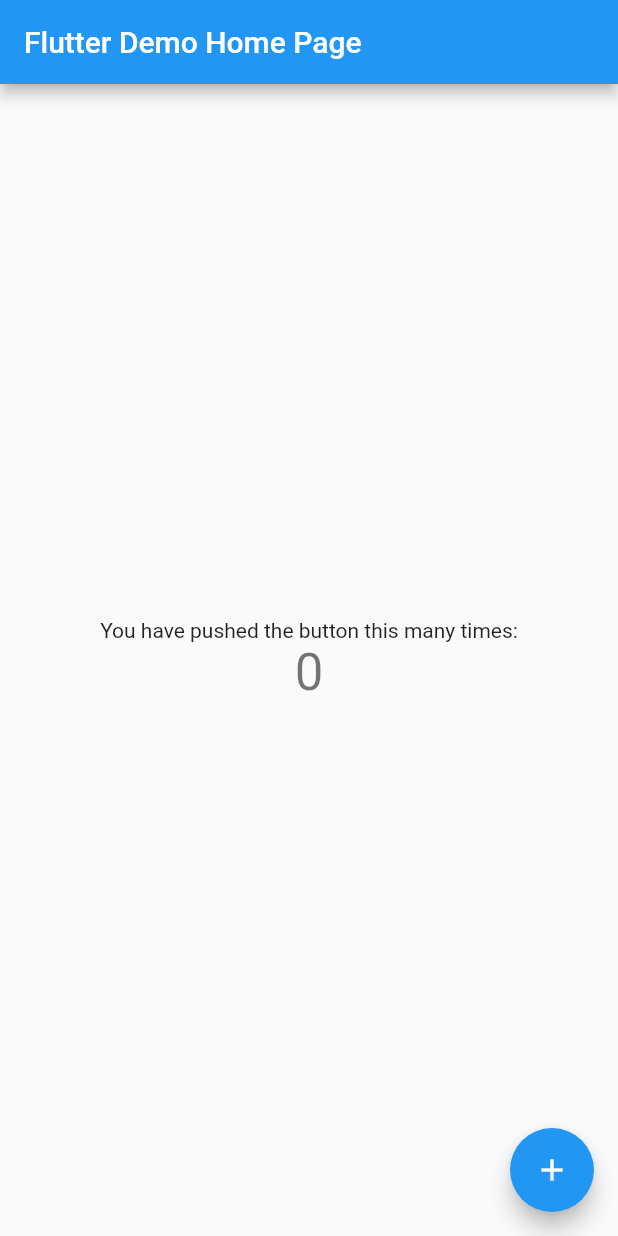
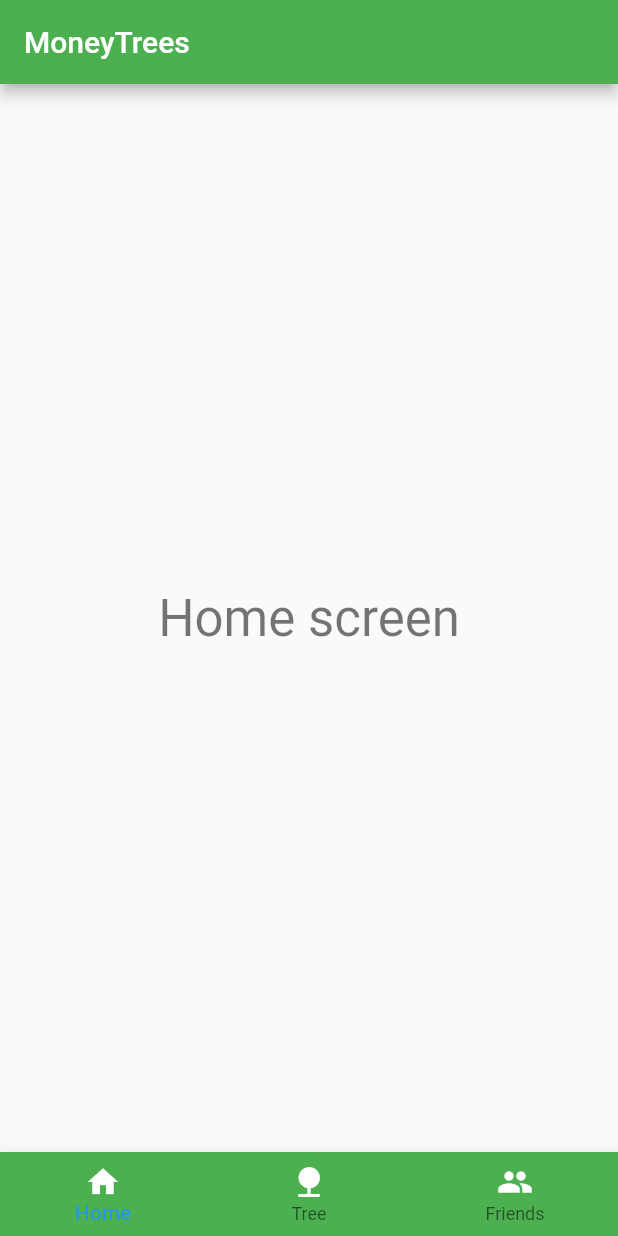
Before and after one commit to lgeng12/hacktj_2019, a Flutter app: the screen it shows after launch, on a phone screen of 412 x 824 dp. Run offline on Flutter 3.47's test engine with Material 2 defaults, Android fonts, the light colour scheme and no system bars.

Commit message:
navigation bar

```diff
--- /dev/null
+++ b/lib/friends.dart
@@ -0,0 +1,23 @@
+import 'package:flutter/cupertino.dart';
+import 'package:flutter/material.dart';
+
+class Friends extends StatelessWidget {
+  Friends(this.listType);
+  final String listType;
+  @override
+  Widget build(BuildContext context) {
+    return new Scaffold(
+      body: new Center(
+        child: new Column(
+          mainAxisAlignment: MainAxisAlignment.center,
+          children: <Widget>[
+            new Text(
+              listType,
+              style: Theme.of(context).textTheme.display1,
+            ),
+          ],
+        ),
+      ),
+    );
+  }
+}
--- /dev/null
+++ b/lib/home.dart
@@ -0,0 +1,23 @@
+import 'package:flutter/cupertino.dart';
+import 'package:flutter/material.dart';
+
+class Home extends StatelessWidget {
+  Home(this.listType);
+  final String listType;
+  @override
+  Widget build(BuildContext context) {
+    return new Scaffold(
+      body: new Center(
+        child: new Column(
+          mainAxisAlignment: MainAxisAlignment.center,
+          children: <Widget>[
+            new Text(
+              listType,
+              style: Theme.of(context).textTheme.display1,
+            ),
+          ],
+        ),
+      ),
+    );
+  }
+}
--- a/lib/main.dart
+++ b/lib/main.dart
@@ -1,111 +1,121 @@
 import 'package:flutter/material.dart';
+import 'package:hacktj_2019/home.dart';
+import 'package:hacktj_2019/tree.dart';
+import 'package:hacktj_2019/friends.dart';
 
 void main() => runApp(MyApp());
 
 class MyApp extends StatelessWidget {
-  // This widget is the root of your application.
   @override
   Widget build(BuildContext context) {
     return MaterialApp(
-      title: 'Flutter Demo',
-      theme: ThemeData(
-        // This is the theme of your application.
-        //
-        // Try running your application with "flutter run". You'll see the
-        // application has a blue toolbar. Then, without quitting the app, try
-        // changing the primarySwatch below to Colors.green and then invoke
-        // "hot reload" (press "r" in the console where you ran "flutter run",
-        // or simply save your changes to "hot reload" in a Flutter IDE).
-        // Notice that the counter didn't reset back to zero; the application
-        // is not restarted.
-        primarySwatch: Colors.blue,
+      title: 'MoneyTrees',
+      theme: new ThemeData(
+        primaryColor: Colors.green,
       ),
-      home: MyHomePage(title: 'Flutter Demo Home Page'),
+      home: MoneyTrees(title: "MoneyTrees"),
     );
   }
 }
 
-class MyHomePage extends StatefulWidget {
-  MyHomePage({Key key, this.title}) : super(key: key);
-
-  // This widget is the home page of your application. It is stateful, meaning
-  // that it has a State object (defined below) that contains fields that affect
-  // how it looks.
-
-  // This class is the configuration for the state. It holds the values (in this
-  // case the title) provided by the parent (in this case the App widget) and
-  // used by the build method of the State. Fields in a Widget subclass are
-  // always marked "final".
-
-  final String title;
+class MoneyTreesState extends State<MoneyTrees> {
+  PageController _pageController;
+  int _page = 0;
 
   @override
-  _MyHomePageState createState() => _MyHomePageState();
-}
+  void initState() {
+    super.initState();
+    _pageController = new PageController();
+  }
 
-class _MyHomePageState extends State<MyHomePage> {
-  int _counter = 0;
+  void dispose() {
+    super.dispose();
+    _pageController.dispose();
+  }
 
-  void _incrementCounter() {
+  void navigationTapped(int page) {
+    // Animating to the page.
+    // You can use whatever duration and curve you like
+    _pageController.animateToPage(page,
+        duration: const Duration(milliseconds: 200), curve: Curves.ease);
+  }
+
+  void onPageChanged(int page) {
     setState(() {
-      // This call to setState tells the Flutter framework that something has
-      // changed in this State, which causes it to rerun the build method below
-      // so that the display can reflect the updated values. If we changed
-      // _counter without calling setState(), then the build method would not be
-      // called again, and so nothing would appear to happen.
-      _counter++;
+      this._page = page;
     });
   }
 
   @override
   Widget build(BuildContext context) {
-    // This method is rerun every time setState is called, for instance as done
-    // by the _incrementCounter method above.
-    //
-    // The Flutter framework has been optimized to make rerunning build methods
-    // fast, so that you can just rebuild anything that needs updating rather
-    // than having to individually change instances of widgets.
-    return Scaffold(
-      appBar: AppBar(
-        // Here we take the value from the MyHomePage object that was created by
-        // the App.build method, and use it to set our appbar title.
-        title: Text(widget.title),
-      ),
-      body: Center(
-        // Center is a layout widget. It takes a single child and positions it
-        // in the middle of the parent.
-        child: Column(
-          // Column is also layout widget. It takes a list of children and
-          // arranges them vertically. By default, it sizes itself to fit its
-          // children horizontally, and tries to be as tall as its parent.
-          //
-          // Invoke "debug painting" (press "p" in the console, choose the
-          // "Toggle Debug Paint" action from the Flutter Inspector in Android
-          // Studio, or the "Toggle Debug Paint" command in Visual Studio Code)
-          // to see the wireframe for each widget.
-          //
-          // Column has various properties to control how it sizes itself and
-          // how it positions its children. Here we use mainAxisAlignment to
-          // center the children vertically; the main axis here is the vertical
-          // axis because Columns are vertical (the cross axis would be
-          // horizontal).
-          mainAxisAlignment: MainAxisAlignment.center,
-          children: <Widget>[
-            Text(
-              'You have pushed the button this many times:',
-            ),
-            Text(
-              '$_counter',
-              style: Theme.of(context).textTheme.display1,
-            ),
-          ],
+    return new Scaffold(
+      appBar: new AppBar(
+        title: new Text(
+          widget.title,
+          style: new TextStyle(color: Colors.white),
         ),
       ),
-      floatingActionButton: FloatingActionButton(
-        onPressed: _incrementCounter,
-        tooltip: 'Increment',
-        child: Icon(Icons.add),
-      ), // This trailing comma makes auto-formatting nicer for build methods.
+      body: new PageView(
+        children: [
+          new Home("Home screen"),
+          new Tree("Tree screen"),
+          new Friends("Friends screen"),
+        ],
+        onPageChanged: onPageChanged,
+        controller: _pageController,
+      ),
+      bottomNavigationBar: new Theme(
+        data: Theme.of(context).copyWith(
+          // sets the background color of the `BottomNavigationBar`
+          canvasColor: Colors.green,
+        ), // sets the inactive color of the `BottomNavigationBar`
+        child: new BottomNavigationBar(
+          items: [
+            new BottomNavigationBarItem(
+                icon: new Icon(
+                  Icons.home,
+                  color: Colors.white,
+                ),
+                title: new Text(
+                  "Home",
+                  style: new TextStyle(
+                    color: Colors.white,
+                  ),
+                )),
+            new BottomNavigationBarItem(
+                icon: new Icon(
+                  Icons.nature,
+                  color: Colors.white,
+                ),
+                title: new Text(
+                  "Tree",
+                  style: new TextStyle(
+                    color: Colors.white,
+                  ),
+                )),
+            new BottomNavigationBarItem(
+                icon: new Icon(
+                  Icons.people,
+                  color: Colors.white,
+                ),
+                title: new Text(
+                  "Friends",
+                  style: new TextStyle(
+                    color: Colors.white,
+                  ),
+                ))
+          ],
+          onTap: navigationTapped,
+          currentIndex: _page,
+        ),
+      ),
     );
   }
 }
+
+class MoneyTrees extends StatefulWidget {
+  MoneyTrees({Key key, this.title}) : super(key: key);
+  final String title;
+  @override
+  MoneyTreesState createState() => new MoneyTreesState();
+}
--- /dev/null
+++ b/lib/tree.dart
@@ -0,0 +1,23 @@
+import 'package:flutter/cupertino.dart';
+import 'package:flutter/material.dart';
+
+class Tree extends StatelessWidget {
+  Tree(this.listType);
+  final String listType;
+  @override
+  Widget build(BuildContext context) {
+    return new Scaffold(
+      body: new Center(
+        child: new Column(
+          mainAxisAlignment: MainAxisAlignment.center,
+          children: <Widget>[
+            new Text(
+              listType,
+              style: Theme.of(context).textTheme.display1,
+            ),
+          ],
+        ),
+      ),
+    );
+  }
+}
--- a/pubspec.yaml
+++ b/pubspec.yaml
@@ -23,6 +23,7 @@
   # The following adds the Cupertino Icons font to your application.
   # Use with the CupertinoIcons class for iOS style icons.
   cupertino_icons: ^0.1.2
+  english_words: ^3.1.0
 
 dev_dependencies:
   flutter_test:
```
Also changed, not shown: pubspec.lock.
